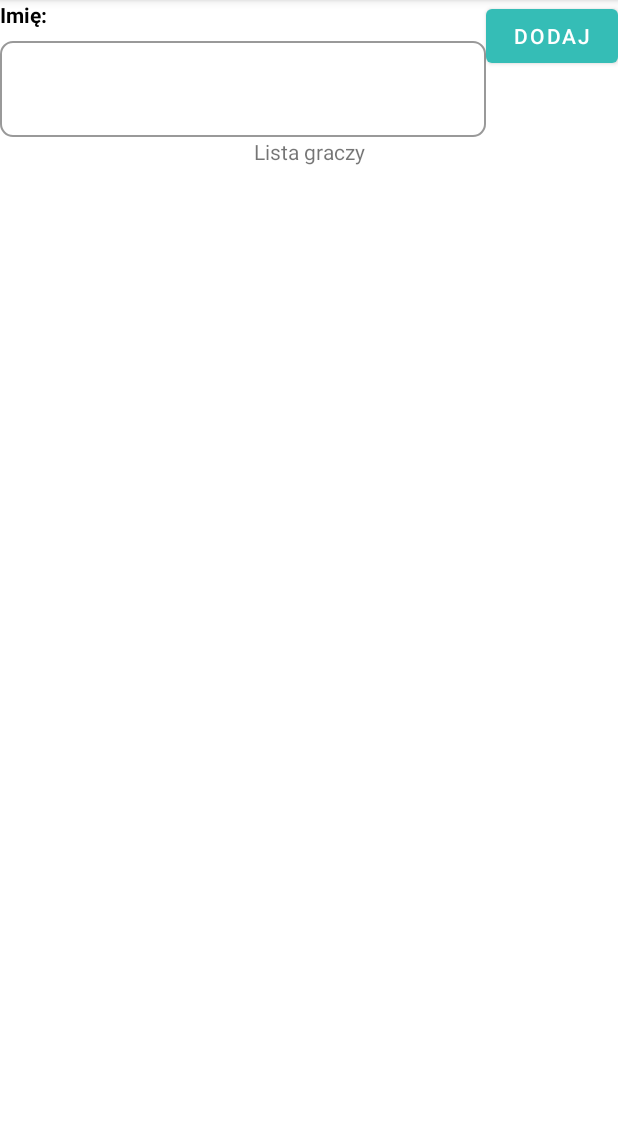
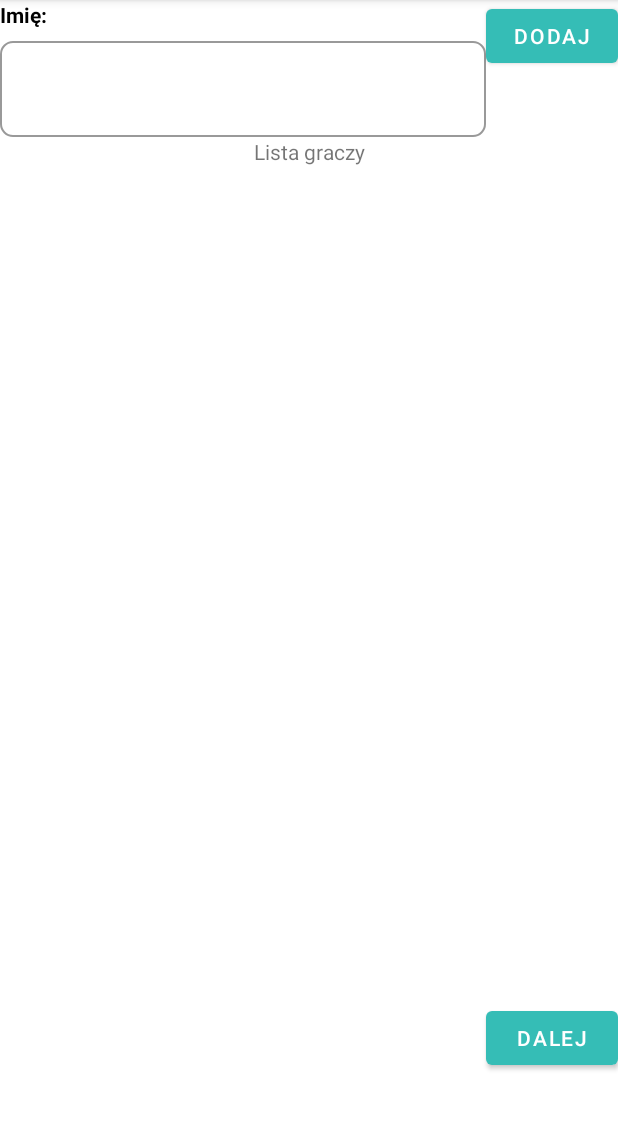
Before and after one commit to Hellmod/Mafia_XML, an Android app: the screen it shows after launch (StartActivity), on a phone screen of 412 x 824 dp, the part 84-1214 px from its top. Run offline under Robolectric (Android 15) with nearby library versions, the phone set to English and light mode, and no system bars; our stand-ins replace Dagger/Hilt's generated code, Timber, data binding.

Commit message:
navigation between playerList and CharacterList

```diff
--- a/app/build.gradle
+++ b/app/build.gradle
@@ -4,6 +4,7 @@ plugins {
     id 'kotlin-kapt'
     id 'dagger.hilt.android.plugin'
     id 'jacoco'
+    id 'androidx.navigation.safeargs'
 }
 
 android {
--- /dev/null
+++ b/app/src/main/java/pl/rafalmiskiewicz/mafia/data/common/CharacterItem.kt
@@ -0,0 +1,6 @@
+package pl.rafalmiskiewicz.mafia.data.common
+
+data class CharacterItem(
+    val id: Int,
+    val name: String,
+)
--- /dev/null
+++ b/app/src/main/java/pl/rafalmiskiewicz/mafia/ui/characterList/CharacterListEvent.kt
@@ -0,0 +1,5 @@
+package pl.rafalmiskiewicz.mafia.ui.characterList
+
+import pl.rafalmiskiewicz.mafia.util.event.BaseEvent
+
+sealed class CharacterListEvent : BaseEvent
--- a/app/src/main/java/pl/rafalmiskiewicz/mafia/ui/playerList/PlayerListEvent.kt
+++ b/app/src/main/java/pl/rafalmiskiewicz/mafia/ui/playerList/PlayerListEvent.kt
@@ -2,4 +2,6 @@ package pl.rafalmiskiewicz.mafia.ui.playerList
 
 import pl.rafalmiskiewicz.mafia.util.event.BaseEvent
 
-sealed class PlayerListEvent : BaseEvent
+sealed class PlayerListEvent : BaseEvent {
+    object NavigateToCharacter : PlayerListEvent()
+}
--- a/app/src/main/java/pl/rafalmiskiewicz/mafia/ui/playerList/PlayerListFragment.kt
+++ b/app/src/main/java/pl/rafalmiskiewicz/mafia/ui/playerList/PlayerListFragment.kt
@@ -5,6 +5,7 @@ import android.view.LayoutInflater
 import android.view.View
 import android.view.ViewGroup
 import androidx.fragment.app.viewModels
+import androidx.navigation.fragment.findNavController
 import dagger.hilt.android.AndroidEntryPoint
 import pl.rafalmiskiewicz.mafia.data.common.PlayerItem
 import pl.rafalmiskiewicz.mafia.databinding.FragmentStartBinding
@@ -66,7 +67,10 @@ class PlayerListFragment @Inject constructor() : BaseFragment() {
 
     private fun handleEvent(event: PlayerListEvent) {
         when (event) {
-
+            PlayerListEvent.NavigateToCharacter -> {
+                val action = PlayerListFragmentDirections.actionStartFragmentToCharacterFragment()
+                findNavController().navigate(action)
+            }
         }
     }
 }
--- a/app/src/main/java/pl/rafalmiskiewicz/mafia/ui/playerList/PlayerListViewModel.kt
+++ b/app/src/main/java/pl/rafalmiskiewicz/mafia/ui/playerList/PlayerListViewModel.kt
@@ -27,4 +27,8 @@ class PlayerListViewModel @Inject constructor() : BaseViewModel<PlayerListEvent>
         )
         playerList.value = newPlayerList ?: emptyList()
     }
+
+    fun onNextClicked() {
+        sendEvent(PlayerListEvent.NavigateToCharacter)
+    }
 }
--- a/app/src/main/res/layout/fragment_start.xml
+++ b/app/src/main/res/layout/fragment_start.xml
@@ -53,5 +53,14 @@
             app:layout_constraintTop_toBottomOf="@+id/textView"
             app:onProfileClicked="@{viewModel::onProfileClicked}" />
 
+        <Button
+            android:id="@+id/button_next"
+            android:layout_width="wrap_content"
+            android:layout_height="wrap_content"
+            android:onClick="@{() -> viewModel.onNextClicked()}"
+            android:text="Dalej"
+            app:layout_constraintBottom_toBottomOf="parent"
+            app:layout_constraintEnd_toEndOf="parent" />
+
     </androidx.constraintlayout.widget.ConstraintLayout>
 </layout>
--- a/app/src/main/res/navigation/navigation_start.xml
+++ b/app/src/main/res/navigation/navigation_start.xml
@@ -3,12 +3,21 @@
     xmlns:app="http://schemas.android.com/apk/res-auto"
     xmlns:tools="http://schemas.android.com/tools"
     android:id="@+id/navigation_start"
-    app:startDestination="@id/benefitsFragment">
+    app:startDestination="@id/startFragment">
 
     <fragment
-        android:id="@+id/benefitsFragment"
+        android:id="@+id/startFragment"
         android:name="pl.rafalmiskiewicz.mafia.ui.playerList.PlayerListFragment"
-        android:label="BenefitsFragment"
-        tools:layout="@layout/activity_start">
+        android:label="StartFragment"
+        tools:layout="@layout/fragment_start">
+        <action
+            android:id="@+id/action_startFragment_to_characterFragment"
+            app:destination="@id/characterFragment" />
+    </fragment>
+    <fragment
+        android:id="@+id/characterFragment"
+        android:name="pl.rafalmiskiewicz.mafia.ui.characterList.CharacterListFragment"
+        android:label="CharacterFragment"
+        tools:layout="@layout/fragment_character">
     </fragment>
 </navigation>
```
Also changed, not shown: app/src/main/java/pl/rafalmiskiewicz/mafia/ui/characterList/CharacterListAdapter.kt (added, +65 -0 lines), app/src/main/java/pl/rafalmiskiewicz/mafia/ui/characterList/CharacterListFragment.kt (added, +64 -0 lines), app/src/main/java/pl/rafalmiskiewicz/mafia/ui/characterList/CharacterListViewModel.kt (added, +14 -0 lines), app/src/main/res/layout/fragment_character.xml (added, +38 -0 lines), app/src/main/res/layout/item_character.xml (added, +21 -0 lines).
